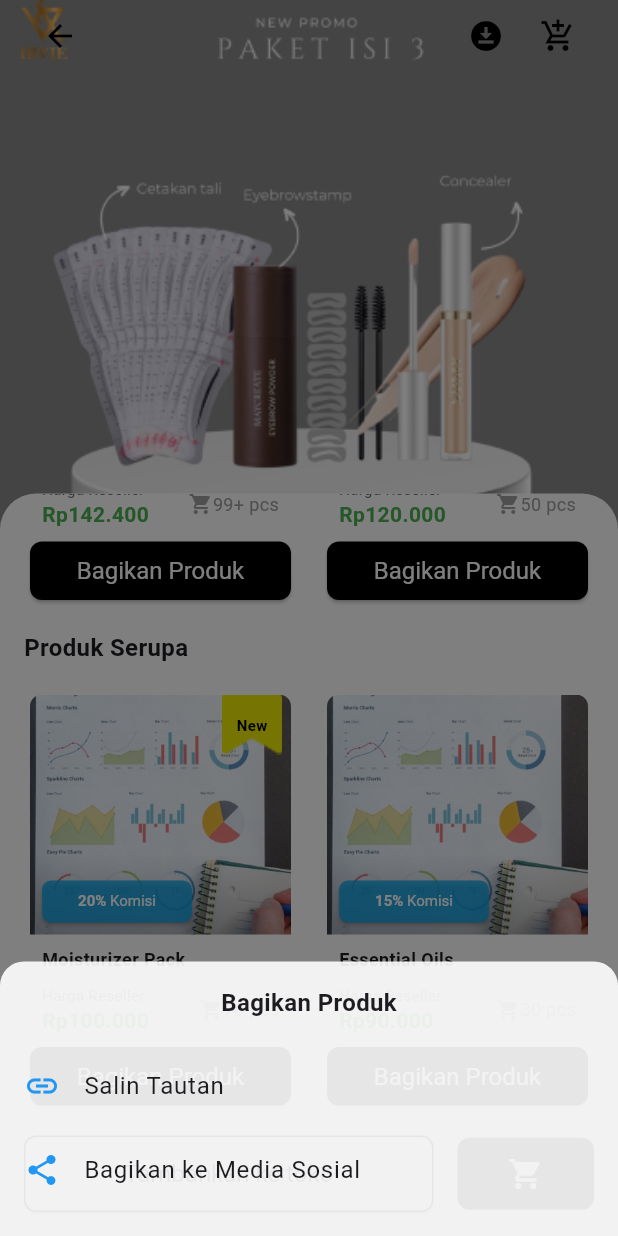
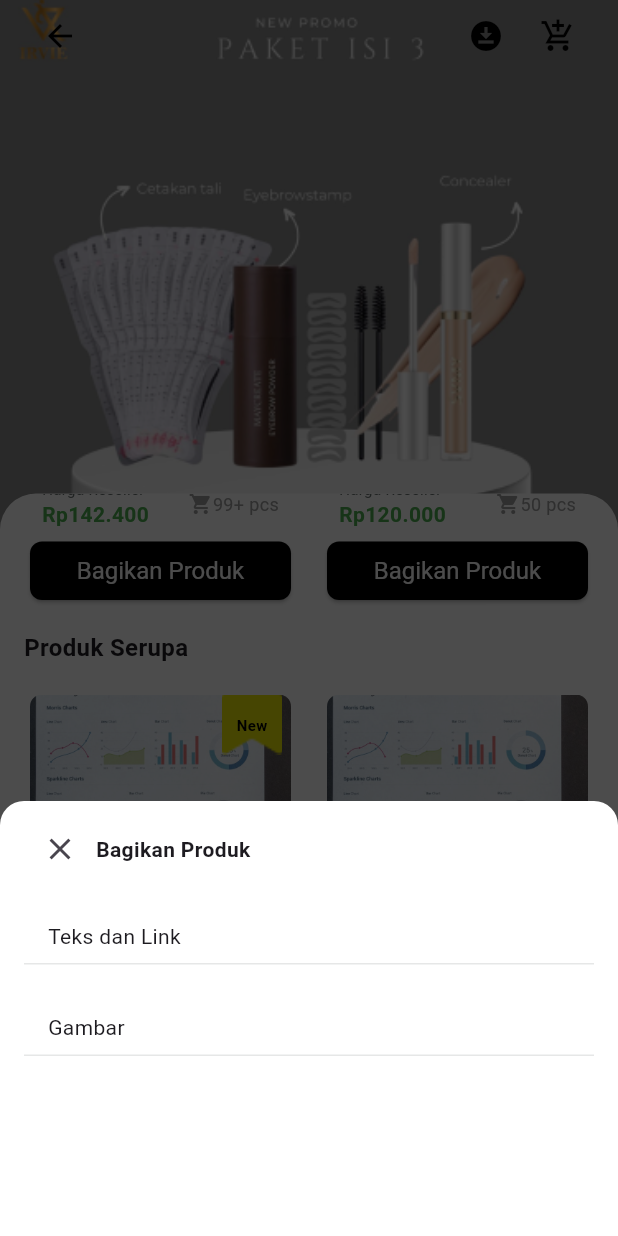
Before and after one commit to AvanFabian/TokoRame, a Flutter app: the ProdukPage screen opened directly, scrolled down 1051 dp, after a tap on "Bagikan Produk", on a phone screen of 412 x 824 dp. Run offline on Flutter 3.47's test engine with Material 3 defaults, Android fonts, the phone set to English and light mode, and no system bars.

```diff
--- a/lib/ui/organisms/product_card.dart
+++ b/lib/ui/organisms/product_card.dart
@@ -165,8 +165,8 @@ class ProductCard extends StatelessWidget {
   void _showShareBottomSheet(BuildContext context) {
     showModalBottomSheet(
       context: context,
-      backgroundColor: Colors.white.withOpacity(0.9),
-      barrierColor: Colors.black.withOpacity(0.5), // Blurring the main page
+      backgroundColor: Colors.white.withOpacity(1),
+      barrierColor: Colors.black.withOpacity(0.7), // Blurring the main page
       isScrollControlled: true, // Allows the sheet to take up more space
       shape: const RoundedRectangleBorder(
         borderRadius: BorderRadius.vertical(
@@ -174,35 +174,87 @@ class ProductCard extends StatelessWidget {
         ),
       ),
       builder: (context) {
-        return Column(
+        return Padding(
+          padding: const EdgeInsets.only(top: 8.0, left: 16.0, right: 16.0, bottom: 120.0),
+          child: Column(
             mainAxisSize: MainAxisSize.min,
             children: [
-            const SizedBox(height: 16),
+              Row(
+                // 'X' icon + title
+                mainAxisAlignment: MainAxisAlignment.start,
+                children: [
+                  IconButton(
+                    icon: const Icon(Icons.close),
+                    onPressed: () {
+                      Navigator.pop(context);
+                    },
+                  ),
                   const Text(
                     "Bagikan Produk",
-              style: TextStyle(fontSize: 16, fontWeight: FontWeight.bold),
+                    style: TextStyle(
+                      fontSize: 14,
+                      fontWeight: FontWeight.bold,
                     ),
-            const SizedBox(height: 16),
-            ListTile(
-              leading: const Icon(Icons.link, color: Colors.blue),
-              title: const Text("Salin Tautan"),
-              onTap: () {
-                Navigator.pop(context);
-                ScaffoldMessenger.of(context).showSnackBar(
-                  const SnackBar(content: Text("Tautan telah disalin!")),
-                );
-              },
                   ),
-            ListTile(
-              leading: const Icon(Icons.share, color: Colors.blue),
-              title: const Text("Bagikan ke Media Sosial"),
-              onTap: () {
-                Navigator.pop(context);
-                print("Bagikan ke media sosial");
-              },
+                  const SizedBox(width: 48),
+                ],
               ),
-            const SizedBox(height: 16),
+              const SizedBox(height: 24),
+              Container(
+                // border bottom
+                decoration: const BoxDecoration(
+                  border: Border(
+                    bottom: BorderSide(
+                      color: Color(0xFFE6E7E7),
+                      width: 1.0,
+                    ),
+                  ),
+                ),
+                child: const Row(
+                  children: [
+                    // title + border bottom
+                    Padding(
+                      padding: EdgeInsets.only(left: 16.0, bottom: 8.0),
+                      child: Text(
+                        "Teks dan Link",
+                        style: TextStyle(
+                          fontSize: 14,
+                          fontWeight: FontWeight.normal,
+                        ),
+                      ),
+                    ),
                   ],
+                ),
+              ),
+              const SizedBox(height: 32),
+              Container(
+                // border bottom
+                decoration: const BoxDecoration(
+                  border: Border(
+                    bottom: BorderSide(
+                      color: Color(0xFFE6E7E7),
+                      width: 1.0,
+                    ),
+                  ),
+                ),
+                child: const Row(
+                  children: [
+                    // title + border bottom
+                    Padding(
+                      padding: EdgeInsets.only(left: 16.0, bottom: 8.0),
+                      child: Text(
+                        "Gambar",
+                        style: TextStyle(
+                          fontSize: 14,
+                          fontWeight: FontWeight.normal,
+                        ),
+                      ),
+                    ),
+                  ],
+                ),
+              ),
+            ],
+          ),
         );
       },
     );
--- a/lib/ui/organisms/slider_with_text.dart
+++ b/lib/ui/organisms/slider_with_text.dart
@@ -109,7 +109,7 @@ class _SliderWithTextState extends State<SliderWithText> {
                 TextWidget(
                   text: widget.titles[_currentIndex],
                   style: Theme.of(context).textTheme.titleLarge?.copyWith(
-                        fontSize: 20,
+                        fontSize: 24,
                         fontWeight: FontWeight.bold,
                         height: 1.3,
                       ),
@@ -118,15 +118,15 @@ class _SliderWithTextState extends State<SliderWithText> {
                 TextWidget(
                   text: widget.descriptions[_currentIndex],
                   style: Theme.of(context).textTheme.bodyMedium?.copyWith(
-                        fontSize: 14,
-                        color: Colors.grey[600],
+                        fontSize: 12,
+                        color: const Color(0xFF242626),
                         height: 1.5,
                       ),
                 ),
                 const SizedBox(height: 24),
                 ButtonWidget(
                   label: 'Selanjutnya',
-                  borderRadius: BorderRadius.circular(8),
+                  borderRadius: BorderRadius.circular(10),
                   side: BorderSide.none,
                   onPressed: widget.onButtonPressed,
                 ),
--- a/lib/ui/templates/section1_page.dart
+++ b/lib/ui/templates/section1_page.dart
@@ -15,14 +15,14 @@ class Section1 extends StatelessWidget {
           'assets/images/PexelsPhotobyKampusProduction.png',
         ],
         titles: const [
-          'Gratis Materi Belajar Menjadi Seller Handal',
-          'Ribuan Produk dengan Kualitas Terbaik',
-          'Toko Online Unik Untuk Kamu Jualan',
+          'Gratis Materi Belajar \n Menjadi Seller Handal',
+          'Ribuan Produk dengan \n Kualitas Terbaik',
+          'Toko Online Unik \n Untuk Kamu Jualan',
         ],
         descriptions: const [
-          'Nggak bisa jualan? Jangan khawatir, Tokorame akan membimbing kamu hingga menjadi seller langsung dari ahlinya',
-          'Tokorame menyediakan ribuan produk dengan kualitas derbaik dari seller terpercaya',
-          'Subdomain unik dan toko online profesional siap pakai',
+          'Nggak bisa jualan? \n Jangan khawatir, Tokorame akan membimbing kamu \n hingga menjadi seller langsung dari ahlinya',
+          'Tokorame menyediakan ribuan produk dengan kualitas \n derbaik dari seller terpercaya',
+          'Subdomain unik dan toko online profesional \n siap pakai',
         ],
         onButtonPressed: () {
           // navigate to ProdukScreen
```
Lines whose indentation alone changed are shown as unchanged.
